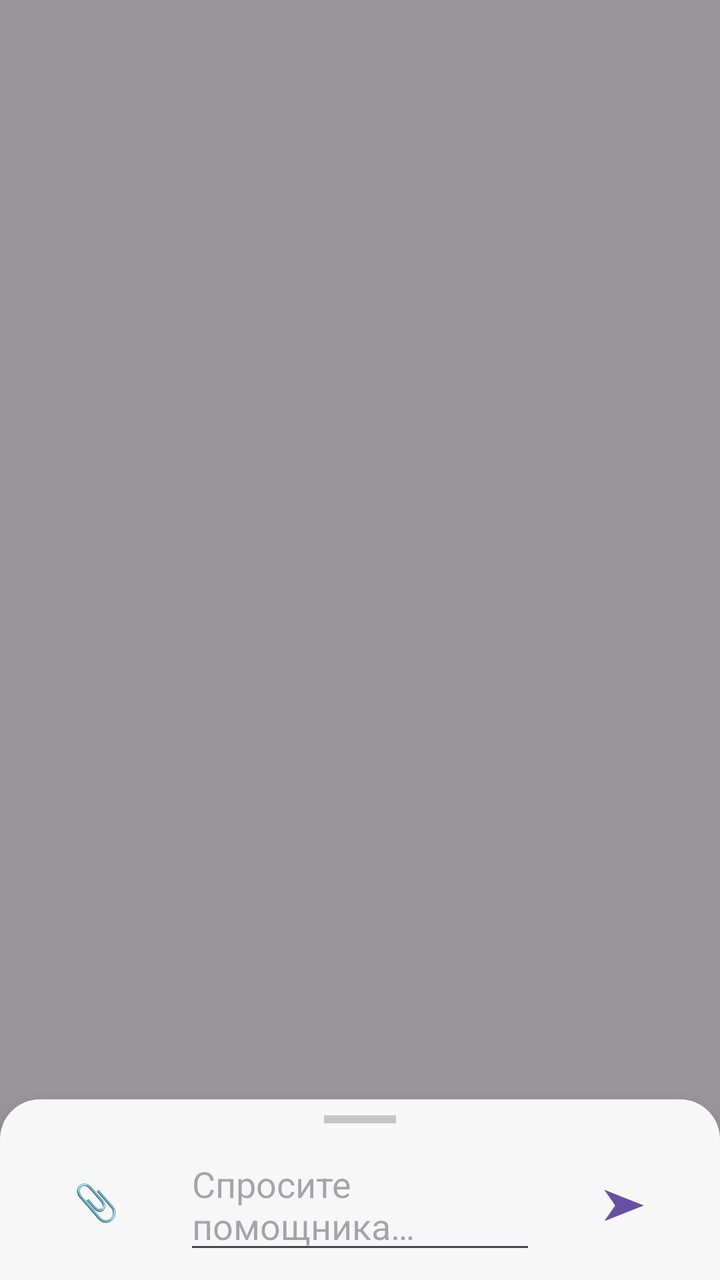
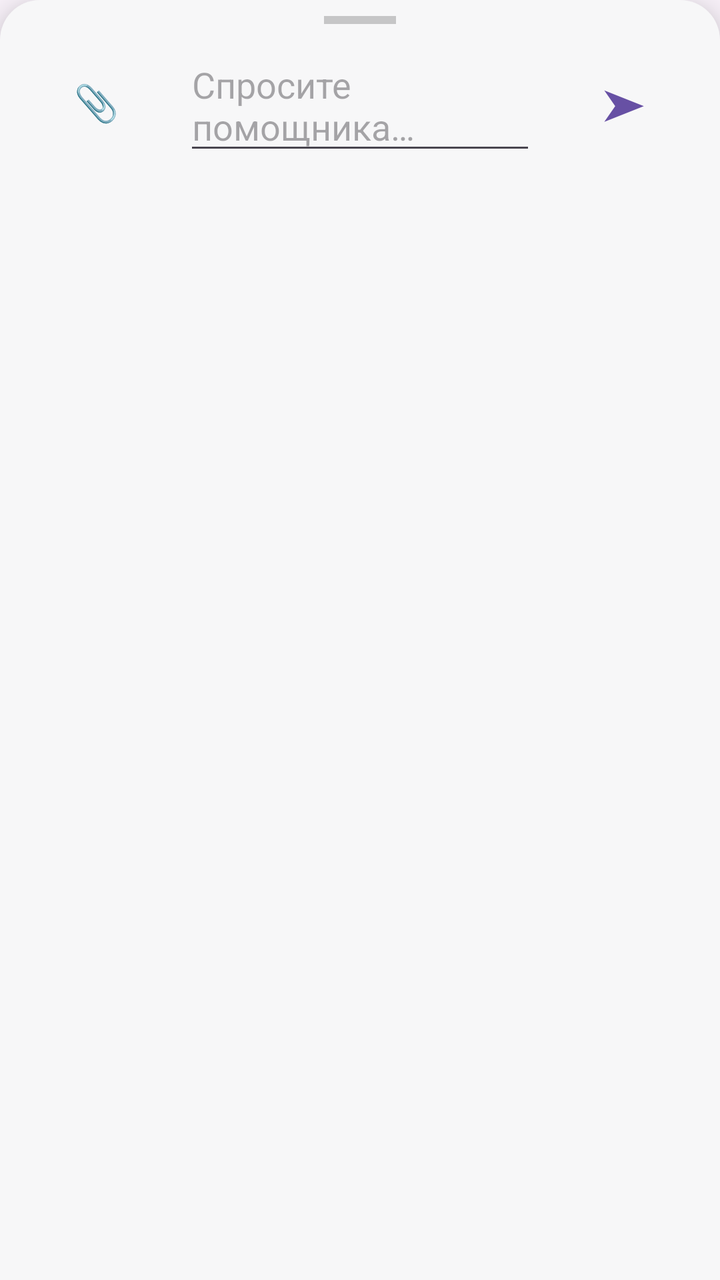

The first picture is an Android layout as it rendered before a commit; the second is the same layout after the commit. The layout source and the unified diff follow.
<!-- AndroidManifest.xml: application theme Theme.Assistant -->
<!-- res/layout/activity_assist.xml -->
<?xml version="1.0" encoding="utf-8"?>
<FrameLayout xmlns:android="http://schemas.android.com/apk/res/android"
    android:id="@+id/overlayRoot"
    android:layout_width="match_parent"
    android:layout_height="match_parent"
    android:fitsSystemWindows="true">

    <View
        android:id="@+id/dim"
        android:layout_width="match_parent"
        android:layout_height="match_parent"
        android:background="#66000000"
        android:contentDescription="@null" />

    <LinearLayout
        android:id="@+id/sheet"
        android:layout_width="match_parent"
        android:layout_height="wrap_content"
        android:layout_gravity="bottom"
        android:background="@drawable/bg_assist_sheet"
        android:elevation="12dp"
        android:orientation="vertical"
        android:paddingTop="8dp">

        <View
            android:layout_width="36dp"
            android:layout_height="4dp"
            android:layout_gravity="center_horizontal"
            android:layout_marginBottom="8dp"
            android:background="#33000000" />

        <androidx.recyclerview.widget.RecyclerView
            android:id="@+id/list"
            android:layout_width="match_parent"
            android:layout_height="200dp"
            android:clipToPadding="false"
            android:paddingBottom="4dp"
            android:visibility="gone" />

        <TextView
            android:id="@+id/attachPreview"
            android:layout_width="match_parent"
            android:layout_height="wrap_content"
            android:paddingStart="12dp"
            android:paddingEnd="12dp"
            android:textColor="#5C6BC0"
            android:visibility="gone" />

        <LinearLayout
            android:layout_width="match_parent"
            android:layout_height="wrap_content"
            android:gravity="center_vertical"
            android:orientation="horizontal"
            android:paddingStart="4dp"
            android:paddingEnd="4dp"
            android:paddingBottom="8dp">

            <Button
                android:id="@+id/btnAttach"
                style="@style/Widget.Material3.Button.TextButton"
                android:layout_width="wrap_content"
                android:layout_height="wrap_content"
                android:text="📎"
                android:textSize="18sp" />

            <EditText
                android:id="@+id/input"
                android:layout_width="0dp"
                android:layout_height="wrap_content"
                android:layout_weight="1"
                android:hint="Спросите помощника…"
                android:imeOptions="actionSend"
                android:importantForAutofill="no"
                android:inputType="textMultiLine|textCapSentences"
                android:maxLines="4" />

            <Button
                android:id="@+id/btnSend"
                style="@style/Widget.Material3.Button.TextButton"
                android:layout_width="wrap_content"
                android:layout_height="wrap_content"
                android:text="➤"
                android:textSize="22sp" />
        </LinearLayout>
    </LinearLayout>
</FrameLayout>
<!-- resources referenced by this layout -->
<resources>
  <!-- drawable bg_assist_sheet (drawable) -->
  <?xml version="1.0" encoding="utf-8"?>
  <shape xmlns:android="http://schemas.android.com/apk/res/android"
      android:shape="rectangle">
      <solid android:color="#FFF7F7F8" />
      <corners
          android:topLeftRadius="20dp"
          android:topRightRadius="20dp" />
  </shape>
  <style name="Theme.Assistant" parent="Theme.Material3.DayNight.NoActionBar" />
</resources>

<!-- the commit's change to res/layout/activity_assist.xml (unified diff, before → after) -->
@@ -1,86 +1,71 @@
 <?xml version="1.0" encoding="utf-8"?>
-<FrameLayout xmlns:android="http://schemas.android.com/apk/res/android"
-    android:id="@+id/overlayRoot"
+<LinearLayout xmlns:android="http://schemas.android.com/apk/res/android"
+    android:id="@+id/sheet"
     android:layout_width="match_parent"
-    android:layout_height="match_parent"
-    android:fitsSystemWindows="true">
+    android:layout_height="wrap_content"
+    android:background="@drawable/bg_assist_sheet"
+    android:elevation="12dp"
+    android:orientation="vertical"
+    android:paddingTop="8dp">
 
     <View
-        android:id="@+id/dim"
+        android:layout_width="36dp"
+        android:layout_height="4dp"
+        android:layout_gravity="center_horizontal"
+        android:layout_marginBottom="8dp"
+        android:background="#33000000" />
+
+    <androidx.recyclerview.widget.RecyclerView
+        android:id="@+id/list"
         android:layout_width="match_parent"
-        android:layout_height="match_parent"
-        android:background="#66000000"
-        android:contentDescription="@null" />
+        android:layout_height="200dp"
+        android:clipToPadding="false"
+        android:paddingBottom="4dp"
+        android:visibility="gone" />
+
+    <TextView
+        android:id="@+id/attachPreview"
+        android:layout_width="match_parent"
+        android:layout_height="wrap_content"
+        android:paddingStart="12dp"
+        android:paddingEnd="12dp"
+        android:textColor="#5C6BC0"
+        android:visibility="gone" />
 
     <LinearLayout
-        android:id="@+id/sheet"
         android:layout_width="match_parent"
         android:layout_height="wrap_content"
-        android:layout_gravity="bottom"
-        android:background="@drawable/bg_assist_sheet"
-        android:elevation="12dp"
-        android:orientation="vertical"
-        android:paddingTop="8dp">
+        android:gravity="center_vertical"
+        android:orientation="horizontal"
+        android:paddingStart="4dp"
+        android:paddingEnd="4dp"
+        android:paddingBottom="8dp">
 
-        <View
-            android:layout_width="36dp"
-            android:layout_height="4dp"
-            android:layout_gravity="center_horizontal"
-            android:layout_marginBottom="8dp"
-            android:background="#33000000" />
+        <Button
+            android:id="@+id/btnAttach"
+            style="@style/Widget.Material3.Button.TextButton"
+            android:layout_width="wrap_content"
+            android:layout_height="wrap_content"
+            android:text="📎"
+            android:textSize="18sp" />
 
-        <androidx.recyclerview.widget.RecyclerView
-            android:id="@+id/list"
-            android:layout_width="match_parent"
-            android:layout_height="200dp"
-            android:clipToPadding="false"
-            android:paddingBottom="4dp"
-            android:visibility="gone" />
+        <EditText
+            android:id="@+id/input"
+            android:layout_width="0dp"
+            android:layout_height="wrap_content"
+            android:layout_weight="1"
+            android:hint="Спросите помощника…"
+            android:imeOptions="actionSend"
+            android:importantForAutofill="no"
+            android:inputType="textMultiLine|textCapSentences"
+            android:maxLines="4" />
 
-        <TextView
-            android:id="@+id/attachPreview"
-            android:layout_width="match_parent"
+        <Button
+            android:id="@+id/btnSend"
+            style="@style/Widget.Material3.Button.TextButton"
+            android:layout_width="wrap_content"
             android:layout_height="wrap_content"
-            android:paddingStart="12dp"
-            android:paddingEnd="12dp"
-            android:textColor="#5C6BC0"
-            android:visibility="gone" />
-
-        <LinearLayout
-            android:layout_width="match_parent"
-            android:layout_height="wrap_content"
-            android:gravity="center_vertical"
-            android:orientation="horizontal"
-            android:paddingStart="4dp"
-            android:paddingEnd="4dp"
-            android:paddingBottom="8dp">
-
-            <Button
-                android:id="@+id/btnAttach"
-                style="@style/Widget.Material3.Button.TextButton"
-                android:layout_width="wrap_content"
-                android:layout_height="wrap_content"
-                android:text="📎"
-                android:textSize="18sp" />
-
-            <EditText
-                android:id="@+id/input"
-                android:layout_width="0dp"
-                android:layout_height="wrap_content"
-                android:layout_weight="1"
-                android:hint="Спросите помощника…"
-                android:imeOptions="actionSend"
-                android:importantForAutofill="no"
-                android:inputType="textMultiLine|textCapSentences"
-                android:maxLines="4" />
-
-            <Button
-                android:id="@+id/btnSend"
-                style="@style/Widget.Material3.Button.TextButton"
-                android:layout_width="wrap_content"
-                android:layout_height="wrap_content"
-                android:text="➤"
-                android:textSize="22sp" />
-        </LinearLayout>
+            android:text="➤"
+            android:textSize="22sp" />
     </LinearLayout>
-</FrameLayout>
+</LinearLayout>
